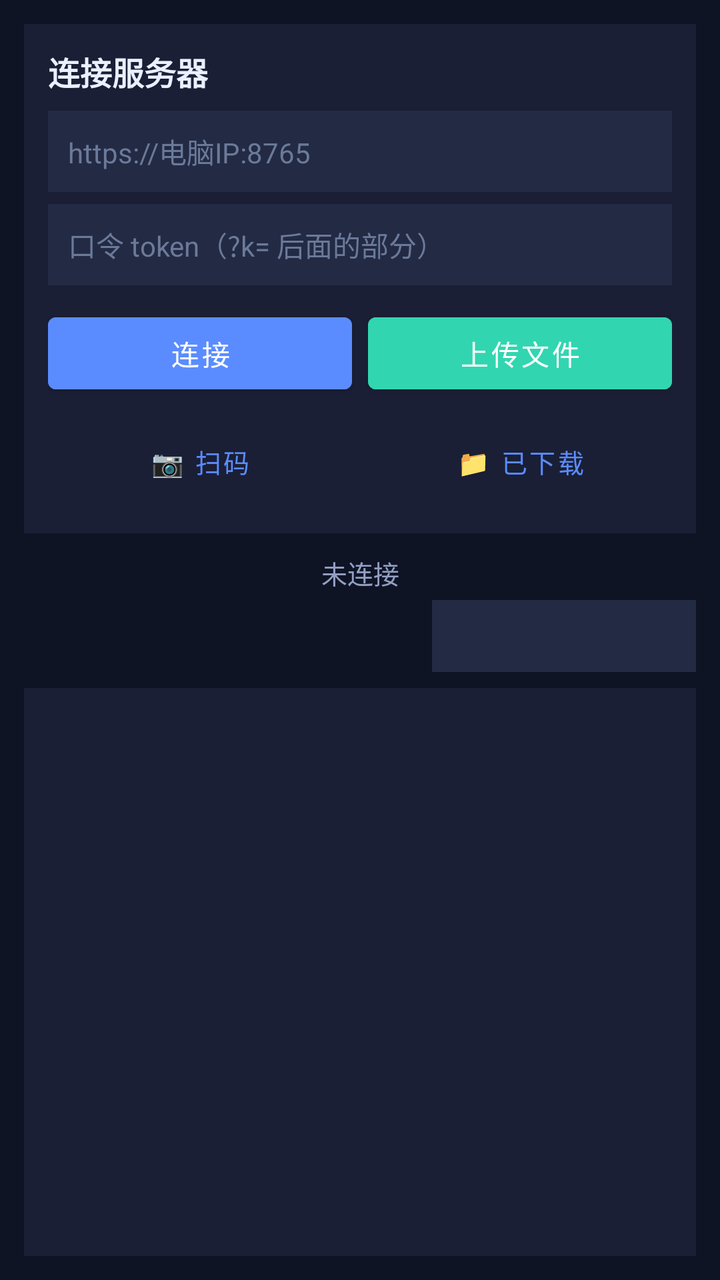
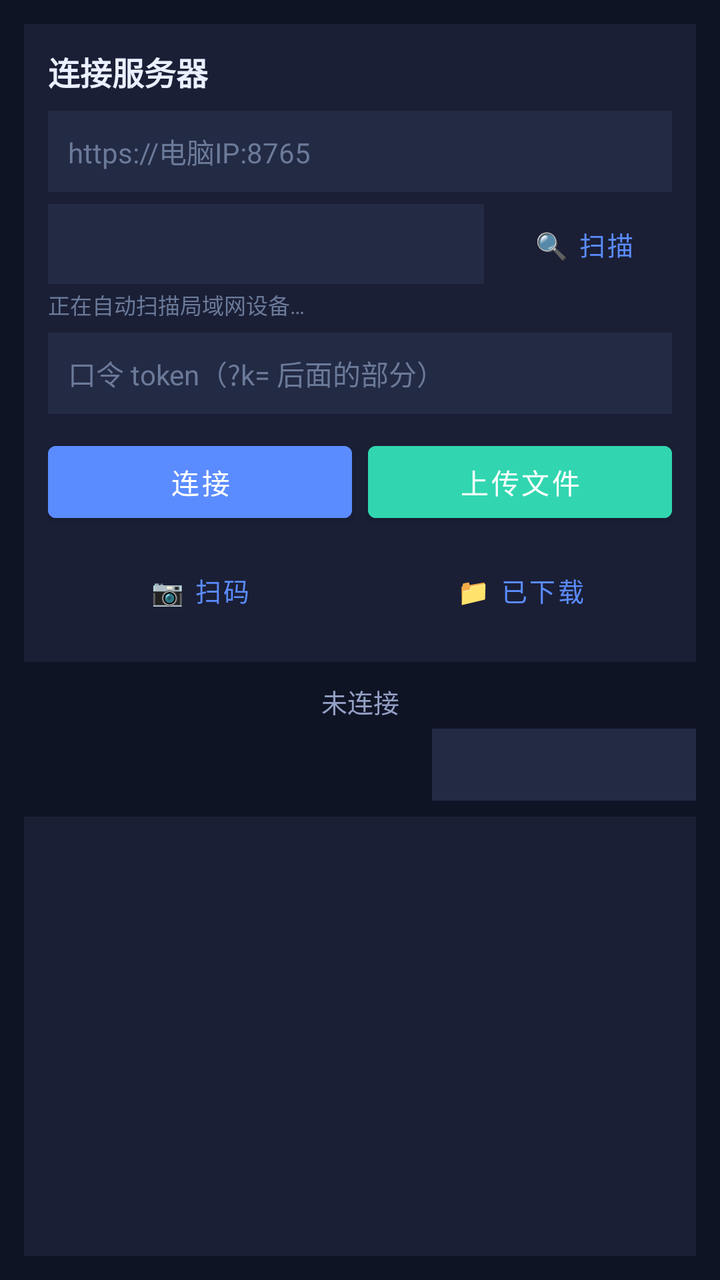

Before-and-after screenshots of an Android layout around one commit, followed by the original layout XML and the change that was made.
<!-- AndroidManifest.xml: activity theme Theme.LanTransfer -->
<!-- res/layout/activity_main.xml -->
<?xml version="1.0" encoding="utf-8"?>
<LinearLayout xmlns:android="http://schemas.android.com/apk/res/android"
    android:layout_width="match_parent"
    android:layout_height="match_parent"
    android:orientation="vertical"
    android:padding="12dp"
    android:background="#0f1425">

    
    <LinearLayout
        android:id="@+id/connectLayout"
        android:layout_width="match_parent"
        android:layout_height="wrap_content"
        android:orientation="vertical"
        android:background="#1a1f36"
        android:padding="12dp"
        android:layout_marginBottom="10dp">

        <TextView
            android:layout_width="wrap_content"
            android:layout_height="wrap_content"
            android:text="连接服务器"
            android:textColor="#eaf0ff"
            android:textSize="16sp"
            android:textStyle="bold"
            android:layout_marginBottom="8dp" />

        <EditText
            android:id="@+id/etUrl"
            android:layout_width="match_parent"
            android:layout_height="wrap_content"
            android:hint="https://电脑IP:8765"
            android:textColorHint="#6b7a99"
            android:textColor="#eaf0ff"
            android:background="#232a44"
            android:padding="10dp"
            android:textSize="14sp"
            android:inputType="textUri" />

        <EditText
            android:id="@+id/etToken"
            android:layout_width="match_parent"
            android:layout_height="wrap_content"
            android:hint="口令 token（?k= 后面的部分）"
            android:textColorHint="#6b7a99"
            android:textColor="#eaf0ff"
            android:background="#232a44"
            android:padding="10dp"
            android:textSize="14sp"
            android:layout_marginTop="6dp" />

        <LinearLayout
            android:layout_width="match_parent"
            android:layout_height="wrap_content"
            android:orientation="horizontal"
            android:layout_marginTop="10dp">

            <Button
                android:id="@+id/btnConnect"
                android:layout_width="0dp"
                android:layout_height="wrap_content"
                android:layout_weight="1"
                android:text="连接"
                android:textColor="#ffffff"
                android:backgroundTint="#5b8cff" />

            <Button
                android:id="@+id/btnUpload"
                android:layout_width="0dp"
                android:layout_height="wrap_content"
                android:layout_weight="1"
                android:text="上传文件"
                android:textColor="#ffffff"
                android:backgroundTint="#31d6b0"
                android:layout_marginStart="8dp" />
        </LinearLayout>

        
        <LinearLayout
            android:layout_width="match_parent"
            android:layout_height="wrap_content"
            android:orientation="horizontal"
            android:layout_marginTop="6dp">

            <Button
                android:id="@+id/btnScan"
                style="?attr/borderlessButtonStyle"
                android:layout_width="0dp"
                android:layout_height="wrap_content"
                android:layout_weight="1"
                android:text="📷 扫码"
                android:textColor="#5b8cff"
                android:textSize="13sp"
                android:paddingVertical="4dp" />

            <Button
                android:id="@+id/btnOpenDownloads"
                style="?attr/borderlessButtonStyle"
                android:layout_width="0dp"
                android:layout_height="wrap_content"
                android:layout_weight="1"
                android:text="📁 已下载"
                android:textColor="#5b8cff"
                android:textSize="13sp"
                android:paddingVertical="4dp"
                android:layout_marginStart="8dp" />
        </LinearLayout>
    </LinearLayout>

    
    <TextView
        android:id="@+id/tvStatus"
        android:layout_width="match_parent"
        android:layout_height="wrap_content"
        android:text="未连接"
        android:textColor="#93a0c4"
        android:textSize="13sp"
        android:gravity="center"
        android:layout_marginBottom="4dp" />

    <ProgressBar
        android:id="@+id/progressBar"
        style="?android:attr/progressBarStyleHorizontal"
        android:layout_width="match_parent"
        android:layout_height="4dp"
        android:layout_marginStart="4dp"
        android:layout_marginEnd="4dp"
        android:layout_marginBottom="6dp"
        android:max="100"
        android:progressTint="#31d6b0"
        android:visibility="gone" />

    <LinearLayout
        android:layout_width="match_parent"
        android:layout_height="wrap_content"
        android:orientation="horizontal"
        android:gravity="center_vertical"
        android:layout_marginBottom="8dp">

        <TextView
            android:id="@+id/tvInfo"
            android:layout_width="0dp"
            android:layout_height="wrap_content"
            android:layout_weight="1"
            android:text=""
            android:textColor="#31d6b0"
            android:textSize="11sp"
            android:gravity="start" />

        <Spinner
            android:id="@+id/spSpace"
            android:layout_width="132dp"
            android:layout_height="36dp"
            android:layout_marginStart="8dp"
            android:background="#232a44"
            android:paddingHorizontal="6dp"
            android:spinnerMode="dropdown" />
    </LinearLayout>

    
    <androidx.recyclerview.widget.RecyclerView
        android:id="@+id/rvFiles"
        android:layout_width="match_parent"
        android:layout_height="0dp"
        android:layout_weight="1"
        android:background="#1a1f36"
        android:clipToPadding="false"
        android:padding="4dp" />

    
    <TextView
        android:id="@+id/tvEmpty"
        android:layout_width="match_parent"
        android:layout_height="wrap_content"
        android:text='暂无文件，点击上方"上传文件"添加'
        android:textColor="#6b7a99"
        android:textSize="13sp"
        android:gravity="center"
        android:padding="30dp"
        android:visibility="gone" />

</LinearLayout>
<!-- resources referenced by this layout -->
<resources>
  <style name="Theme.LanTransfer" parent="Theme.MaterialComponents.DayNight.DarkActionBar">
          <item name="colorPrimary">#5b8cff</item>
          <item name="colorPrimaryDark">#4a6df0</item>
          <item name="colorAccent">#31d6b0</item>
      </style>
</resources>

<!-- the commit's change to res/layout/activity_main.xml (unified diff, before → after) -->
@@ -36,6 +36,43 @@
             android:padding="10dp"
             android:textSize="14sp"
             android:inputType="textUri" />
+
+        
+        <LinearLayout
+            android:layout_width="match_parent"
+            android:layout_height="wrap_content"
+            android:orientation="horizontal"
+            android:gravity="center_vertical"
+            android:layout_marginTop="6dp">
+
+            <Spinner
+                android:id="@+id/spDevices"
+                android:layout_width="0dp"
+                android:layout_height="40dp"
+                android:layout_weight="1"
+                android:background="#232a44"
+                android:paddingHorizontal="6dp"
+                android:spinnerMode="dropdown" />
+
+            <Button
+                android:id="@+id/btnDiscover"
+                style="?attr/borderlessButtonStyle"
+                android:layout_width="wrap_content"
+                android:layout_height="40dp"
+                android:text="🔍 扫描"
+                android:textColor="#5b8cff"
+                android:textSize="13sp"
+                android:layout_marginStart="6dp" />
+        </LinearLayout>
+
+        <TextView
+            android:id="@+id/tvDiscoverHint"
+            android:layout_width="match_parent"
+            android:layout_height="wrap_content"
+            android:text="正在自动扫描局域网设备…"
+            android:textColor="#6b7a99"
+            android:textSize="11sp"
+            android:layout_marginTop="2dp" />
 
         <EditText
             android:id="@+id/etToken"
